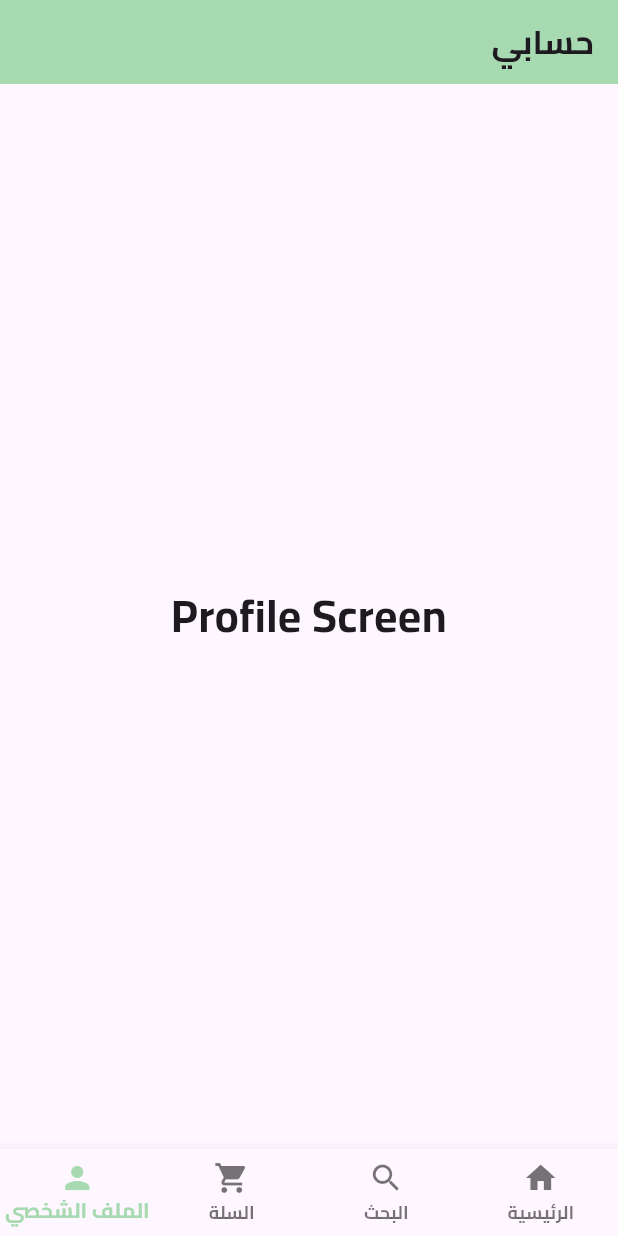
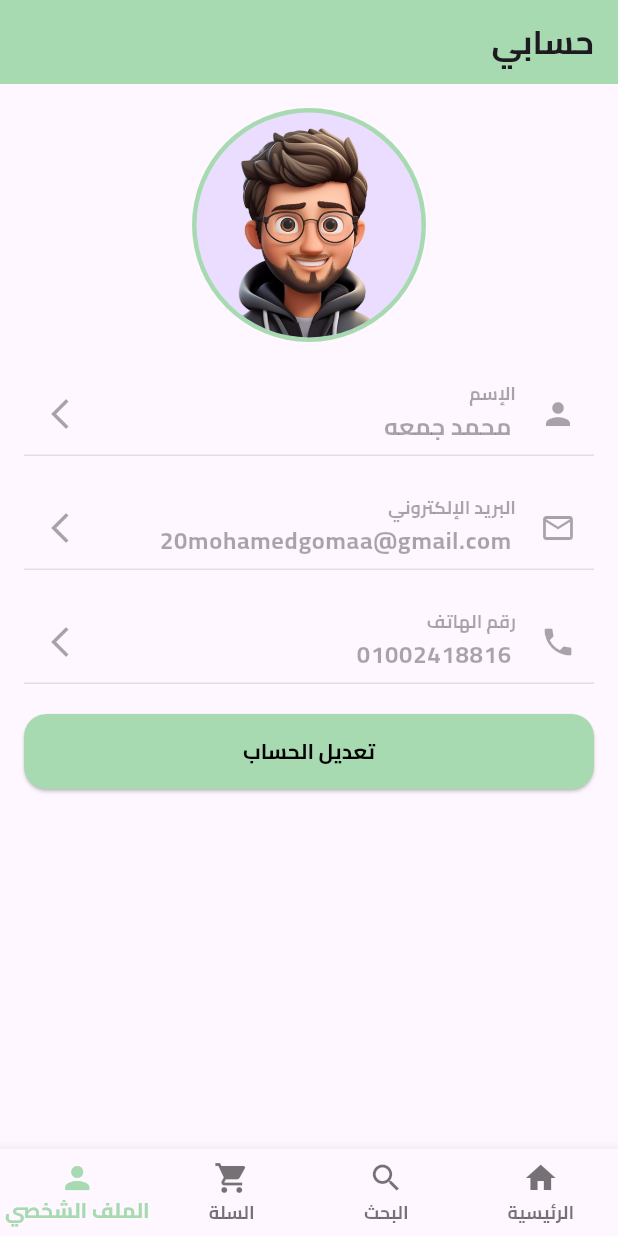
Before and after one commit to mohamedgomaa20/al_masar_day_8, a Flutter app: the screen it shows after launch, item 4 of the bottom bar chosen, on a phone screen of 412 x 824 dp. Run offline on Flutter 3.47's test engine with Material 3 defaults, Android fonts, the phone set to English and light mode, and no system bars; our stand-ins replace font_awesome_flutter.

Commit message:
Implement `SearchScreen` and `ProfileScreen` layouts, update `CartScreen` with an expansion tile, and introduce reusable UI components including `CustomElevatedButton` and `CustomTextFormField`.

```diff
--- /dev/null
+++ b/lib/core/widgets/custom_elevated_button.dart
@@ -0,0 +1,26 @@
+import 'package:flutter/material.dart';
+
+class CustomElevatedButton extends StatelessWidget {
+  const CustomElevatedButton({
+    super.key,
+    required this.onPressed,
+    required this.text,
+  });
+
+  final VoidCallback onPressed;
+  final String text;
+
+  @override
+  Widget build(BuildContext context) {
+    return ElevatedButton(
+      onPressed: onPressed,
+      style: ElevatedButton.styleFrom(
+        backgroundColor: Color(0xffa7dab1),
+        foregroundColor: Colors.black,
+        shape: RoundedRectangleBorder(borderRadius: BorderRadius.circular(15)),
+        fixedSize: Size(MediaQuery.widthOf(context), 50),
+      ),
+      child: Text(text),
+    );
+  }
+}
--- a/lib/features/cart/cart_screen.dart
+++ b/lib/features/cart/cart_screen.dart
@@ -22,6 +22,20 @@ class CartScreen extends StatelessWidget {
               ],
             ),
           ),
+          Card(
+            child: ExpansionTile(
+              title: ListTile(
+                contentPadding: .zero,
+                title: Text("اضغط لعرض التفاصيل"),
+              ),
+              children: [
+                ListTile(title: Text("مجموع الطلبات: 3"), onTap: () {}),
+
+                ListTile(title: Text("مجموع الطلبات: 3"), onTap: () {}),
+                ListTile(title: Text("مجموع الطلبات: 3"), onTap: () {}),
+              ],
+            ),
+          ),
           Expanded(
             child: TabBarView(
               children: [
--- a/lib/features/cart/under_progress_widget.dart
+++ b/lib/features/cart/under_progress_widget.dart
@@ -1,6 +1,6 @@
+import 'package:al_masar_day_8/features/cart/cart_item.dart';
 import 'package:flutter/material.dart';
 
-import 'cart_item.dart';
 
 class UnderProgressWidget extends StatelessWidget {
   const UnderProgressWidget({super.key});
--- /dev/null
+++ b/lib/features/profile/custom_avatar_image.dart
@@ -0,0 +1,18 @@
+import 'package:flutter/material.dart';
+import 'package:font_awesome_flutter/font_awesome_flutter.dart';
+
+class CustomAvatarImage extends StatelessWidget {
+  const CustomAvatarImage({super.key});
+
+  @override
+  Widget build(BuildContext context) {
+    return CircleAvatar(
+      radius: 78,
+      backgroundColor: Color(0xffa7dab1),
+      child: CircleAvatar(
+        radius: 75,
+        backgroundImage: AssetImage("assets/images/avater.png"),
+      ),
+    );
+  }
+}
--- /dev/null
+++ b/lib/features/profile/custom_text_form_field.dart
@@ -0,0 +1,33 @@
+import 'package:flutter/material.dart';
+
+class CustomTextFormField extends StatelessWidget {
+  const CustomTextFormField({
+    super.key,
+    required TextEditingController controller,
+    required this.labelText,
+    required this.prefixIcon,
+  }) : _nameController = controller;
+
+  final TextEditingController _nameController;
+  final String labelText;
+  final IconData prefixIcon;
+
+  @override
+  Widget build(BuildContext context) {
+    return TextFormField(
+      controller: _nameController,
+      validator: (value) {
+        if (value == null || value.isEmpty) {
+          return 'هذا الحقل مطلوب';
+        }
+        return null;
+      },
+      enabled: false,
+      decoration: InputDecoration(
+        label: Text(labelText),
+        prefixIcon: Icon(prefixIcon),
+        suffixIcon: Icon(Icons.arrow_forward_ios),
+      ),
+    );
+  }
+}
--- a/lib/features/profile/profile_screen.dart
+++ b/lib/features/profile/profile_screen.dart
@@ -1,15 +1,67 @@
+import 'package:al_masar_day_8/core/widgets/custom_elevated_button.dart';
 import 'package:flutter/material.dart';
 
-class ProfileScreen extends StatelessWidget {
+import '../../features/profile/custom_avatar_image.dart';
+import '../../features/profile/custom_text_form_field.dart';
+
+class ProfileScreen extends StatefulWidget {
   const ProfileScreen({super.key});
 
   @override
+  State<ProfileScreen> createState() => _ProfileScreenState();
+}
+
+class _ProfileScreenState extends State<ProfileScreen> {
+  final TextEditingController _nameController = TextEditingController(
+    text: "محمد جمعه",
+  );
+  final TextEditingController _emailController = TextEditingController(
+    text: "20mohamedgomaa@gmail.com",
+  );
+  final TextEditingController _phoneController = TextEditingController(
+    text: "01002418816",
+  );
+  @override
+  void dispose() {
+    _nameController.dispose();
+    _emailController.dispose();
+    _phoneController.dispose();
+    super.dispose();
+  }
+  @override
   Widget build(BuildContext context) {
     return Scaffold(
-      body: Center(
-        child: Text(
-          "Profile Screen",
-          style: TextStyle(fontSize: 30, fontWeight: .bold),
+      body: SafeArea(
+        child: Center(
+          child: Padding(
+            padding: const EdgeInsets.all(16.0),
+            child: Column(
+              children: [
+                CustomAvatarImage(),
+                SizedBox(height: 20),
+                CustomTextFormField(
+                  controller: _nameController,
+                  labelText: "الإسم",
+                  prefixIcon: Icons.person,
+                ),
+                SizedBox(height: 20),
+                CustomTextFormField(
+                  controller: _emailController,
+
+                  labelText: "البريد الإلكتروني",
+                  prefixIcon: Icons.email_outlined,
+                ),
+                SizedBox(height: 20),
+                CustomTextFormField(
+                  controller: _phoneController,
+                  labelText: "رقم الهاتف",
+                  prefixIcon: Icons.phone,
+                ),
+                SizedBox(height: 20),
+                CustomElevatedButton(onPressed: (){}, text: "تعديل الحساب"),
+              ],
+            ),
+          ),
         ),
       ),
     );
--- a/lib/features/search/search_screen.dart
+++ b/lib/features/search/search_screen.dart
@@ -1,14 +1,26 @@
 import 'package:flutter/cupertino.dart';
+import 'package:flutter/material.dart';
+
+import '../../core/widgets/custom_text_field.dart';
 
 class SearchScreen extends StatelessWidget {
   const SearchScreen({super.key});
 
   @override
   Widget build(BuildContext context) {
-    return Center(
-      child: Text(
-        "Search Screen",
-        style: TextStyle(fontSize: 30, fontWeight: .bold),
+    return Padding(
+      padding: const EdgeInsets.all(8.0),
+      child: Column(
+        children: [
+          SizedBox(height: 10),
+          CustomTextField(text: "حقل البحث", suffixIcon: Icons.search),
+          Spacer(),
+          Text(
+            "ابحث عن المنتجات التي تريدها من خلال حقل البحث في الأعلى، وستظهر لك النتائج هنا.",
+            textAlign: .center,
+          ),
+          Spacer(),
+        ],
       ),
     );
   }
```
Also changed, not shown: pubspec.yaml (+7 -54 lines), assets/images/avater.png (added).
